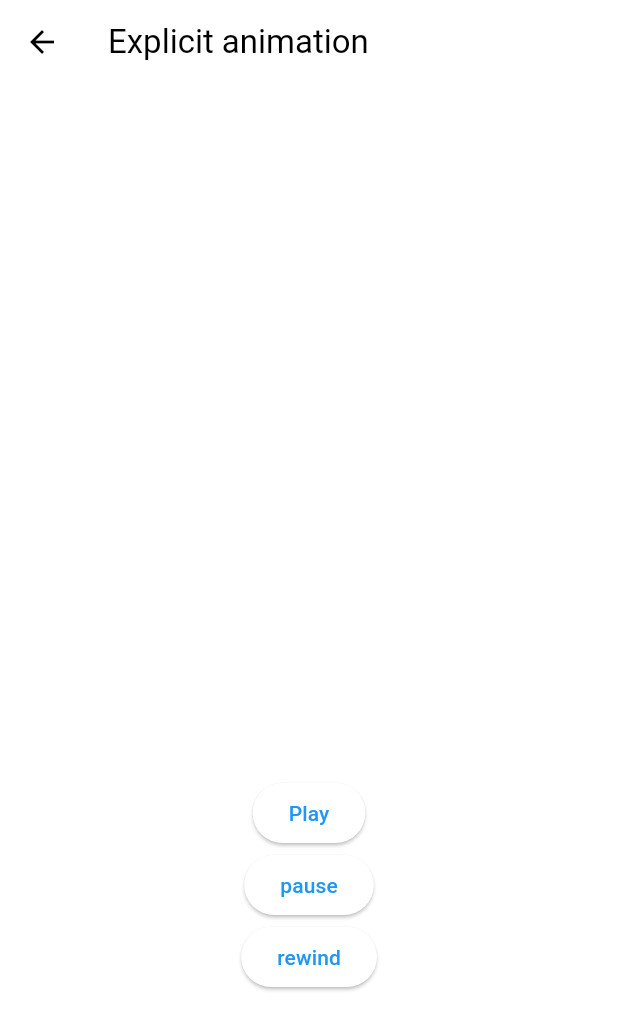
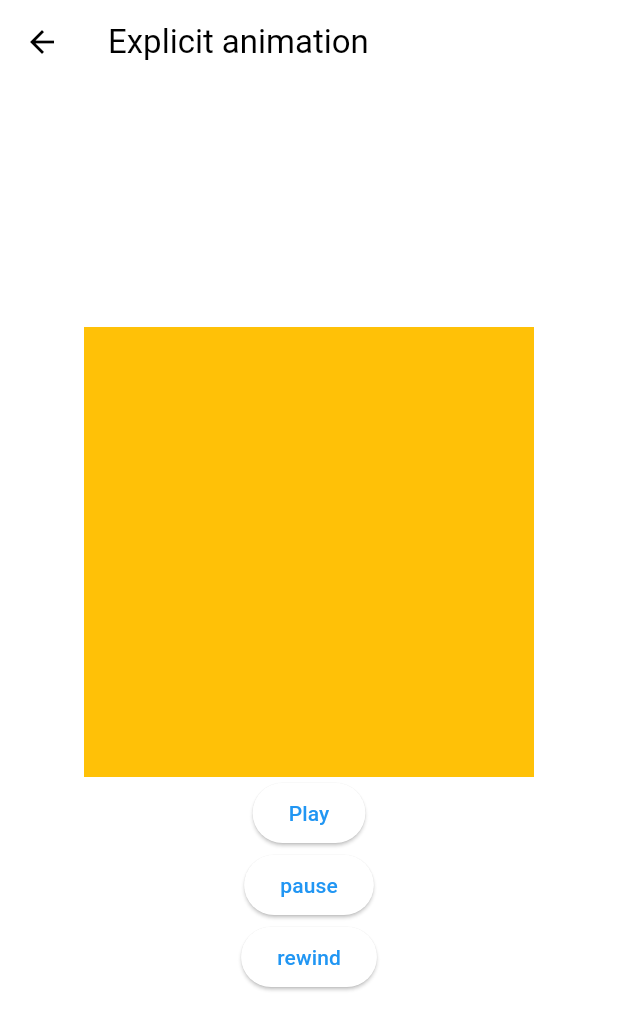
Before and after one commit to hyejj19/flutter_animations_masterclass, a Flutter app: the ExplicitAnimationsScreen screen opened directly, on a phone screen of 412 x 824 dp. Shown: the top 1030 px of the screen. Run offline on Flutter 3.47's test engine with Material 3 defaults, Android fonts, the phone set to English and light mode, and no system bars.

Commit message:
#2.4 ColorTween

```diff
--- a/lib/screens/explicit_animations_screen.dart
+++ b/lib/screens/explicit_animations_screen.dart
@@ -15,9 +15,13 @@ class _ExplicitAnimationsScreenState extends State<ExplicitAnimationsScreen>
   late final AnimationController _animationController = AnimationController(
     vsync: this,
     duration: Duration(
-      seconds: 10,
+      seconds: 1,
     ),
   );
+
+  late final Animation<Color?> _color =
+      ColorTween(begin: Colors.amber, end: Colors.red)
+          .animate(_animationController);
 
   void _play() {
     _animationController.forward();
@@ -47,15 +51,12 @@ class _ExplicitAnimationsScreenState extends State<ExplicitAnimationsScreen>
         children: [
           Center(
             child: AnimatedBuilder(
-              animation: _animationController,
+              animation: _color,
               builder: (context, child) {
-                return Opacity(
-                  opacity: _animationController.value,
-                  child: Container(
-                    color: Colors.amber,
-                    width: 300,
-                    height: 300,
-                  ),
+                return Container(
+                  color: _color.value,
+                  width: 300,
+                  height: 300,
                 );
               },
             ),
```
